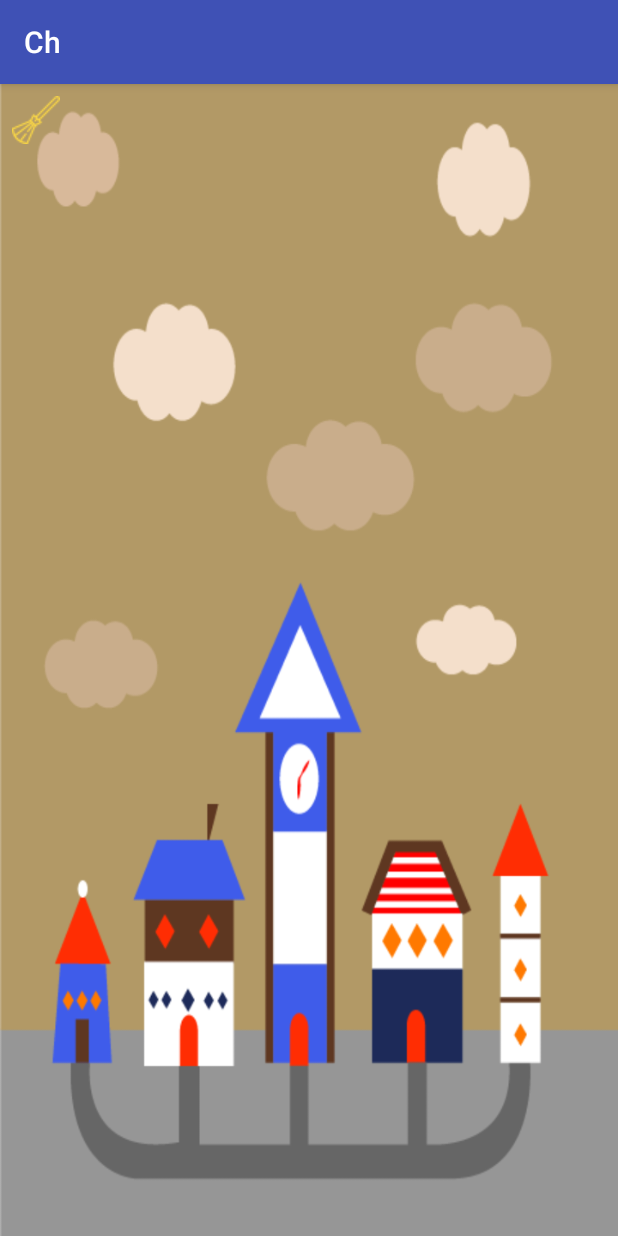
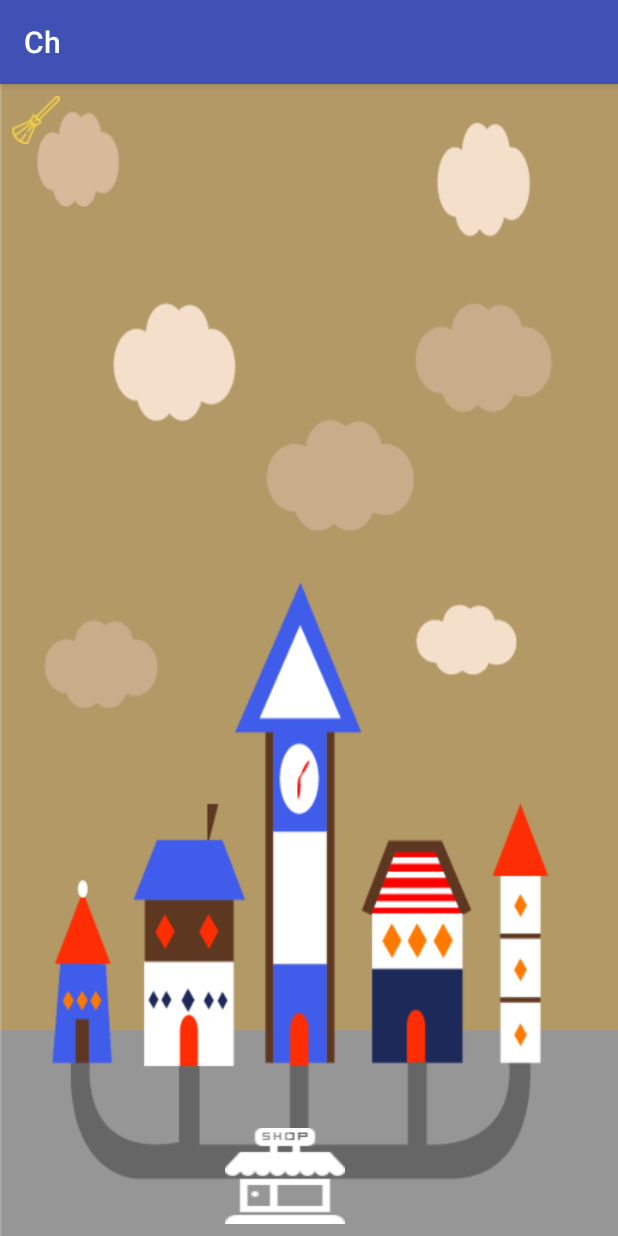
Before and after one commit to hayoung9000/cleair, an Android app: the screen it shows after launch (MainActivity), on a phone screen of 412 x 824 dp. Run offline under Robolectric (Android 15) with nearby library versions, the phone set to English and light mode, and no system bars.

Commit message:
#2 handling

```diff
--- a/app/src/main/AndroidManifest.xml
+++ b/app/src/main/AndroidManifest.xml
@@ -16,6 +16,6 @@
                 <category android:name="android.intent.category.LAUNCHER" />
             </intent-filter>
         </activity>
+        <activity android:name=".SecondActivity"></activity>
     </application>
-
 </manifest>
--- a/app/src/main/res/layout/activity_main.xml
+++ b/app/src/main/res/layout/activity_main.xml
@@ -7,17 +7,20 @@
     tools:context="com.example.lg.ch.MainActivity"
     android:id="@+id/body"
     android:background="@drawable/and_1"
-    android:orientation="horizontal"
+    android:orientation="vertical"
     android:padding="8dp"
     >
-
+    <LinearLayout
+        android:layout_width="wrap_content"
+        android:layout_height="wrap_content"
+        android:orientation="horizontal"
+        >
     <ImageView
         android:id="@+id/imageView"
         android:layout_width="wrap_content"
         android:layout_height="wrap_content"
         android:background="@drawable/broom"
         />
-
     <TextView
         android:layout_width="wrap_content"
         android:layout_height="wrap_content"
@@ -26,7 +29,21 @@
         android:textSize="20sp"
         android:textColor="#ffffff"
         />
-
-
-
 </LinearLayout>
+    <RelativeLayout
+        android:layout_width="match_parent"
+        android:layout_height="match_parent"
+        android:orientation="horizontal">
+        <Button
+            android:layout_width="80dp"
+            android:layout_height="wrap_content"
+            android:layout_gravity="bottom|center"
+            android:background="@drawable/shop"
+            android:layout_alignParentBottom="true"
+            android:layout_alignParentLeft="true"
+            android:layout_alignParentStart="true"
+            android:layout_marginLeft="142dp"
+            android:layout_marginStart="142dp"
+            android:id="@+id/but"/>
+    </RelativeLayout>
+</LinearLayout>
```
Also changed, not shown: app/src/main/java/com/example/lg/ch/MainActivity.java (+43 -6 lines), app/src/main/java/com/example/lg/ch/SecondActivity.java (added, +57 -0 lines), app/src/main/res/layout/second.xml (added, +42 -0 lines), app/src/main/res/drawable/and_night.png (added), app/src/main/res/drawable/and_night2.png (added), app/src/main/res/drawable/and_pink.png (added), app/src/main/res/drawable/and_tree.png (added), app/src/main/res/drawable/cloud.png (added), app/src/main/res/drawable/shop.png (added).
